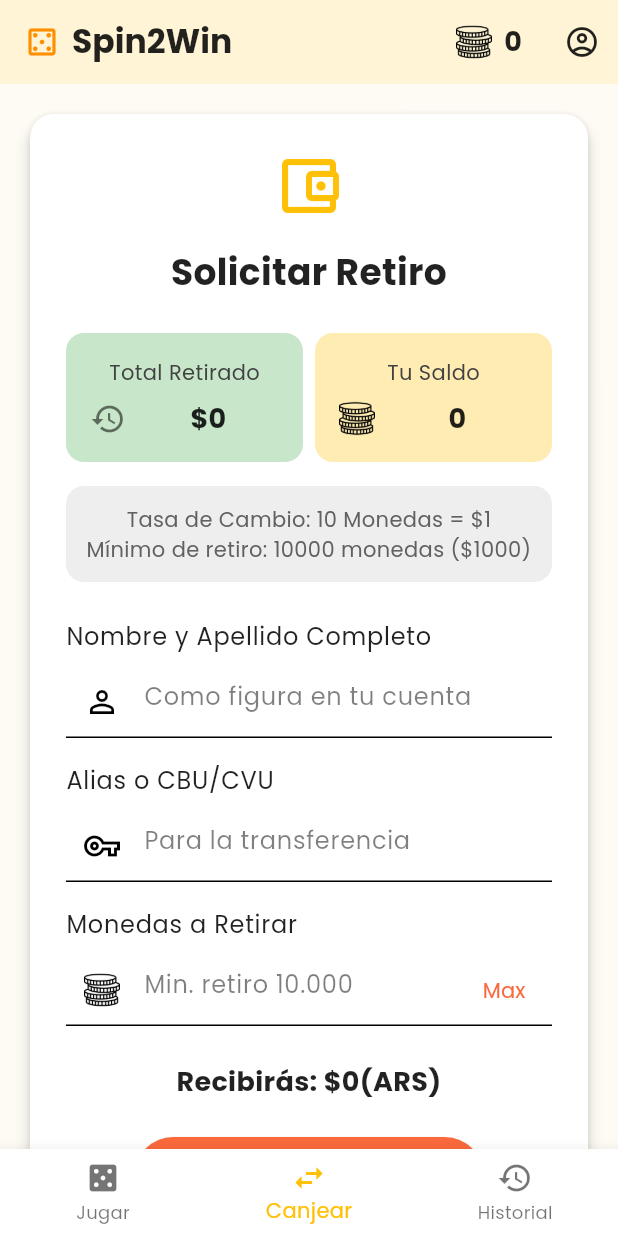
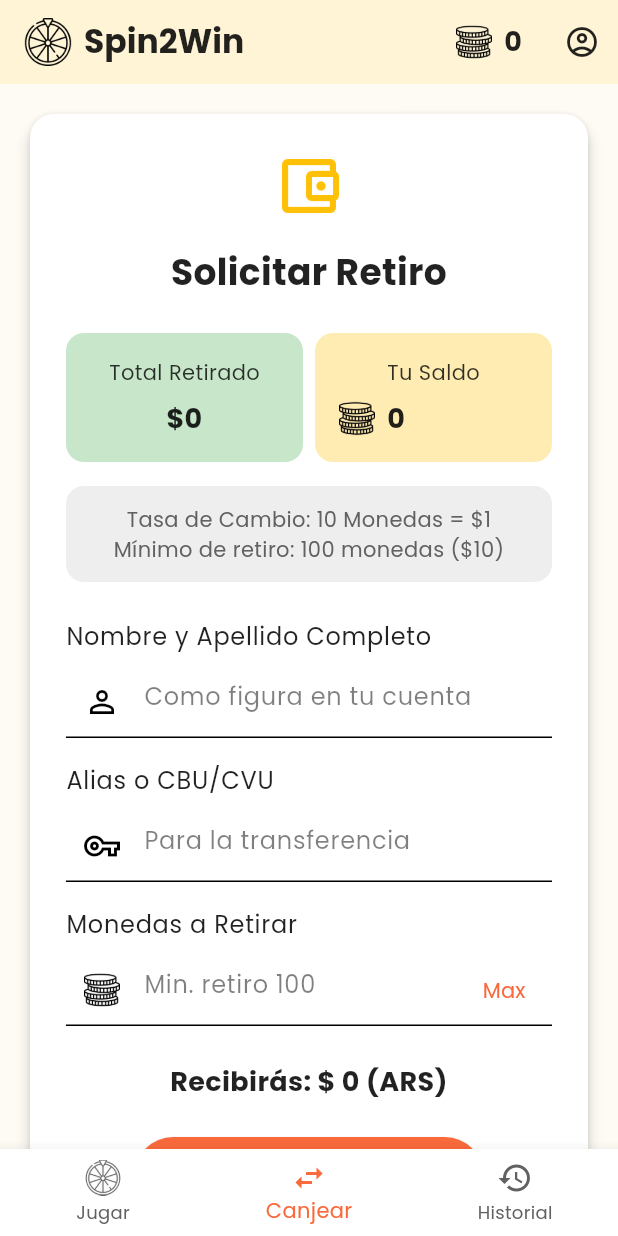
Before and after one commit to AlexisleonelIMP/Spin2Win_V2, a Flutter app: the screen it shows once a user with an empty profile is signed in, item 2 of the bottom bar chosen, on a phone screen of 412 x 824 dp. Run offline on Flutter 3.47's test engine with Material 3 defaults, Android fonts, the phone set to English and light mode, and no system bars; our stand-ins replace cloud_firestore, firebase_auth, firebase_core, google_sign_in, shared_preferences; accounts and stored records are empty; network calls fail.

Commit message:
iconos solucionado modo oscuro

```diff
--- a/lib/main.dart
+++ b/lib/main.dart
@@ -297,12 +297,19 @@ class _MainPageState extends State<MainPage> {
         final userCoins =
             (snapshot.data?.data() as Map<String, dynamic>?)?['coins'] ?? 0;
 
+        final isDarkMode = Theme.of(context).brightness == Brightness.dark;
+
         return Scaffold(
           appBar: AppBar(
             title: Row(
               mainAxisSize: MainAxisSize.min,
               children: [
-                Icon(Icons.casino_outlined, color: Colors.amber.shade800),
+                Image.asset(
+                  'assets/rueda-de-la-fortuna.png',
+                  width: 32,
+                  height: 32,
+                  color: isDarkMode ? Colors.amber.shade200 : null,
+                ),
                 const SizedBox(width: 8),
                 const Flexible(
                   child: Text(
@@ -321,8 +328,12 @@ class _MainPageState extends State<MainPage> {
                 padding: const EdgeInsets.symmetric(horizontal: 16.0),
                 child: Row(
                   children: [
-                    // ** ÍCONO #1: AppBar **
-                    Image.asset('assets/monedas.png', width: 24, height: 24),
+                    Image.asset(
+                      'assets/monedas.png',
+                      width: 24,
+                      height: 24,
+                      color: isDarkMode ? Colors.white : null,
+                    ),
                     const SizedBox(width: 8),
                     Text(
                       '$userCoins',
@@ -346,22 +357,33 @@ class _MainPageState extends State<MainPage> {
             child: widgetOptions.elementAt(_selectedIndex),
           ),
           bottomNavigationBar: BottomNavigationBar(
-            items: const <BottomNavigationBarItem>[
+            selectedItemColor: Theme.of(context).colorScheme.secondary,
+            unselectedItemColor:
+                isDarkMode ? Colors.grey.shade400 : Colors.grey.shade700,
+            items: <BottomNavigationBarItem>[
               BottomNavigationBarItem(
-                icon: Icon(Icons.casino),
+                icon: Image.asset(
+                  'assets/rueda-de-la-fortuna.png',
+                  width: 24,
+                  height: 24,
+                  color: _selectedIndex == 0
+                      ? Theme.of(context).colorScheme.secondary
+                      : (isDarkMode
+                          ? Colors.grey.shade400
+                          : Colors.grey.shade700),
+                ),
                 label: 'Jugar',
               ),
-              BottomNavigationBarItem(
+              const BottomNavigationBarItem(
                 icon: Icon(Icons.swap_horiz),
                 label: 'Canjear',
               ),
-              BottomNavigationBarItem(
+              const BottomNavigationBarItem(
                 icon: Icon(Icons.history),
                 label: 'Historial',
               ),
             ],
             currentIndex: _selectedIndex,
-            selectedItemColor: Theme.of(context).colorScheme.primary,
             onTap: _onItemTapped,
           ),
         );
@@ -691,7 +713,7 @@ class RoulettePainter extends CustomPainter {
 }
 
 // =======================================================================
-// ===== 5. PÁGINA DE CANJEAR =====
+// ===== 5. PÁGINA DE CANJEAR (MODIFICADA) =====
 // =======================================================================
 class ExchangePage extends StatefulWidget {
   const ExchangePage({super.key});
@@ -707,8 +729,9 @@ class _ExchangePageState extends State<ExchangePage> {
   double _amountToReceive = 0.0;
   bool _isLoading = false;
 
+  // ***** CAMBIO: Mínimo de retiro a 100 *****
   final int _exchangeRate = 10;
-  final int _minimumWithdrawal = 10000;
+  final int _minimumWithdrawal = 100;
 
   @override
   void initState() {
@@ -828,6 +851,8 @@ class _ExchangePageState extends State<ExchangePage> {
     if (user == null) {
       return const Center(child: Text("Usuario no encontrado."));
     }
+
+    final isDarkMode = Theme.of(context).brightness == Brightness.dark;
 
     return StreamBuilder<DocumentSnapshot>(
       stream: FirebaseFirestore.instance
@@ -879,18 +904,18 @@ class _ExchangePageState extends State<ExchangePage> {
                               return _InfoCard(
                                 title: 'Total Retirado',
                                 value: '...',
-                                iconWidget: const Icon(Icons.history,
-                                    color: Colors.black54),
-                                color: Colors.green.shade100,
+                                color: isDarkMode
+                                    ? const Color(0xFF1E5128)
+                                    : Colors.green.shade100,
                               );
                             }
                             if (withdrawnSnapshot.hasError) {
                               return _InfoCard(
                                 title: 'Total Retirado',
                                 value: 'Error',
-                                iconWidget: const Icon(Icons.error_outline,
-                                    color: Colors.black54),
-                                color: Colors.red.shade100,
+                                color: isDarkMode
+                                    ? const Color(0xFF5D2A2A)
+                                    : Colors.red.shade100,
                               );
                             }
                             final totalWithdrawn =
@@ -898,9 +923,9 @@ class _ExchangePageState extends State<ExchangePage> {
                             return _InfoCard(
                               title: 'Total Retirado',
                               value: '\$${totalWithdrawn.toInt()}',
-                              iconWidget: const Icon(Icons.history,
-                                  color: Colors.black54),
-                              color: Colors.green.shade100,
+                              color: isDarkMode
+                                  ? const Color(0xFF1E5128)
+                                  : Colors.green.shade100,
                             );
                           },
                         ),
@@ -909,11 +934,16 @@ class _ExchangePageState extends State<ExchangePage> {
                       Expanded(
                         child: _InfoCard(
                           title: 'Tu Saldo',
-                          value: '$userCoins', // Cambio para consistencia
-                          // ** ÍCONO #2: Tarjeta "Tu Saldo" **
-                          iconWidget: Image.asset('assets/monedas.png',
-                              width: 24, height: 24),
-                          color: Colors.amber.shade100,
+                          value: '$userCoins',
+                          iconWidget: Image.asset(
+                            'assets/monedas.png',
+                            width: 24,
+                            height: 24,
+                            color: isDarkMode ? Colors.white : null,
+                          ),
+                          color: isDarkMode
+                              ? const Color(0xFF614A19)
+                              : Colors.amber.shade100,
                         ),
                       ),
                     ],
@@ -958,12 +988,16 @@ class _ExchangePageState extends State<ExchangePage> {
                       context: context,
                       controller: _coinsController,
                       label: 'Monedas a Retirar',
-                      hint: 'Min. retiro 10.000',
-                      // ** ÍCONO #3: Campo "Monedas a retirar" **
+                      // ***** CAMBIO: Hint de retiro a 100 *****
+                      hint: 'Min. retiro 100',
                       prefixIconWidget: Padding(
                         padding: const EdgeInsets.all(12.0),
-                        child: Image.asset('assets/monedas.png',
-                            width: 20, height: 20),
+                        child: Image.asset(
+                          'assets/monedas.png',
+                          width: 20,
+                          height: 20,
+                          color: isDarkMode ? Colors.white : null,
+                        ),
                       ),
                       keyboardType: TextInputType.number,
                       suffixIcon: TextButton(
@@ -974,7 +1008,7 @@ class _ExchangePageState extends State<ExchangePage> {
                       )),
                   const SizedBox(height: 24),
                   Text(
-                    'Recibirás: \$${_amountToReceive.toInt()}(ARS)',
+                    'Recibirás: \$ ${_amountToReceive.toInt()} (ARS)',
                     textAlign: TextAlign.center,
                     style: const TextStyle(
                         fontSize: 18, fontWeight: FontWeight.bold),
@@ -1042,21 +1076,26 @@ class _ExchangePageState extends State<ExchangePage> {
   }
 }
 
+// ===== WIDGET MODIFICADO PARA NO TENER ÍCONO Y CENTRAR TEXTO =====
 class _InfoCard extends StatelessWidget {
   final String title;
   final String value;
-  final Widget iconWidget;
+  final Widget? iconWidget; // El ícono ahora es opcional
   final Color color;
 
   const _InfoCard({
     required this.title,
     required this.value,
-    required this.iconWidget,
+    this.iconWidget, // Se quita el 'required'
     required this.color,
   });
 
   @override
   Widget build(BuildContext context) {
+    // Determina si el color de fondo es claro u oscuro para elegir el color del texto
+    final bool isColorDark = color.computeLuminance() < 0.5;
+    final Color textColor = isColorDark ? Colors.white : Colors.black87;
+
     return Container(
       padding: const EdgeInsets.all(16),
       decoration: BoxDecoration(
@@ -1067,19 +1106,29 @@ class _InfoCard extends StatelessWidget {
         mainAxisAlignment: MainAxisAlignment.center,
         crossAxisAlignment: CrossAxisAlignment.center,
         children: [
-          Text(title, style: TextStyle(color: Colors.grey.shade800)),
+          Text(title,
+              style:
+                  TextStyle(color: textColor.withOpacity(0.8), fontSize: 14)),
           const SizedBox(height: 8),
           Row(
             mainAxisAlignment: MainAxisAlignment.center,
             children: [
-              iconWidget,
-              const SizedBox(width: 8),
+              // Muestra el ícono y el espacio solo si el ícono no es nulo
+              if (iconWidget != null)
+                IconTheme(
+                    data: IconThemeData(color: textColor, size: 24),
+                    child: iconWidget!),
+              if (iconWidget != null) const SizedBox(width: 8),
               Expanded(
                 child: Text(
                   value,
-                  style: const TextStyle(
-                      fontWeight: FontWeight.bold, fontSize: 18),
-                  textAlign: TextAlign.center,
+                  style: TextStyle(
+                      fontWeight: FontWeight.bold,
+                      fontSize: 18,
+                      color: textColor),
+                  // Se centra el texto horizontalmente si no hay ícono
+                  textAlign:
+                      iconWidget == null ? TextAlign.center : TextAlign.start,
                 ),
               ),
             ],
@@ -1091,7 +1140,7 @@ class _InfoCard extends StatelessWidget {
 }
 
 // =======================================================================
-// ===== 6. PÁGINA DE HISTORIAL =====
+// ===== 6. PÁGINA DE HISTORIAL (CORREGIDA) =====
 // =======================================================================
 class HistoryPage extends StatefulWidget {
   const HistoryPage({super.key});
@@ -1141,13 +1190,30 @@ class _HistoryPageState extends State<HistoryPage>
                 labelColor: Theme.of(context).colorScheme.secondary,
                 unselectedLabelColor: Colors.grey.shade600,
                 indicatorColor: Theme.of(context).colorScheme.secondary,
+                labelStyle:
+                    const TextStyle(fontSize: 13, fontWeight: FontWeight.w500),
                 tabs: const [
                   Tab(
-                      icon: Icon(Icons.casino_outlined),
-                      text: 'Historial de Giros'),
+                    child: Column(
+                      mainAxisAlignment: MainAxisAlignment.center,
+                      children: [
+                        Icon(Icons.casino_outlined),
+                        SizedBox(height: 4),
+                        Text('Historial de Giros', textAlign: TextAlign.center),
+                      ],
+                    ),
+                  ),
                   Tab(
-                      icon: Icon(Icons.history_toggle_off),
-                      text: 'Historial de Retiros'),
+                    child: Column(
+                      mainAxisAlignment: MainAxisAlignment.center,
+                      children: [
+                        Icon(Icons.history_toggle_off),
+                        SizedBox(height: 4),
+                        Text('Historial de Retiros',
+                            textAlign: TextAlign.center),
+                      ],
+                    ),
+                  ),
                 ],
               ),
               const SizedBox(height: 16),
@@ -1177,6 +1243,8 @@ class SpinHistoryView extends StatelessWidget {
     if (user == null) {
       return const Center(child: Text("Inicia sesión para ver tu historial."));
     }
+
+    final isDarkMode = Theme.of(context).brightness == Brightness.dark;
 
     return StreamBuilder<QuerySnapshot>(
       stream: FirebaseFirestore.instance
@@ -1215,9 +1283,12 @@ class SpinHistoryView extends StatelessWidget {
             return Card(
               margin: const EdgeInsets.symmetric(vertical: 4),
               child: ListTile(
-                // ** ÍCONO #4: Historial de Giros **
-                leading:
-                    Image.asset('assets/monedas.png', width: 40, height: 40),
+                leading: Image.asset(
+                  'assets/monedas.png',
+                  width: 40,
+                  height: 40,
+                  color: isDarkMode ? Colors.white : null,
+                ),
                 title: Text(data['prize'] ?? 'Premio no disponible'),
                 subtitle: Text(dateString),
               ),
```
Also changed, not shown: assets/rueda-de-la-fortuna.png (added).
